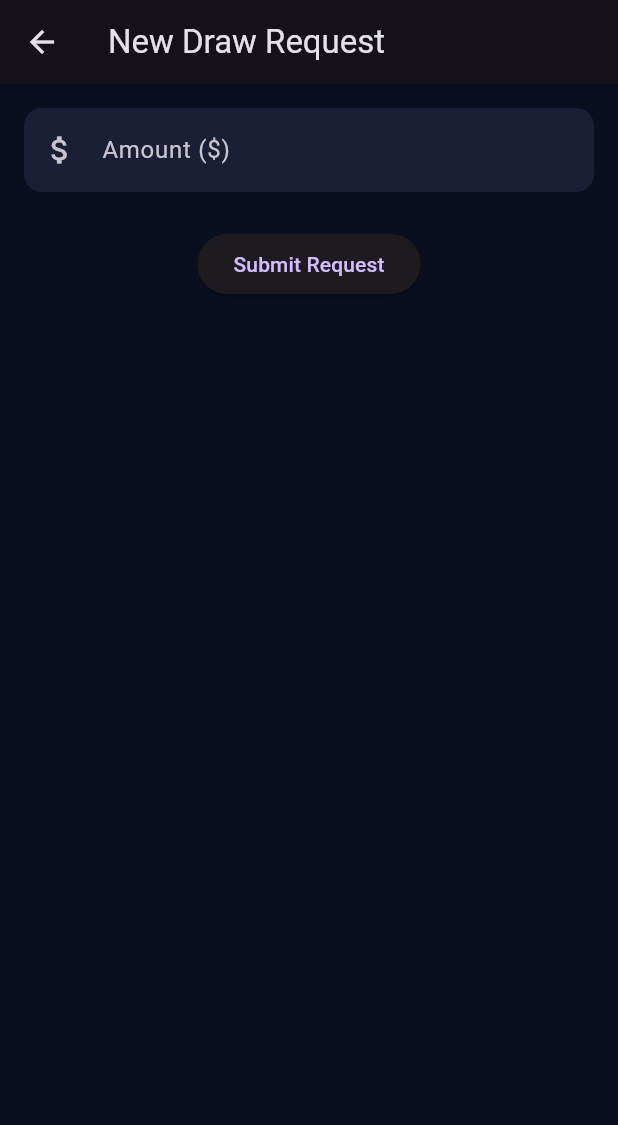
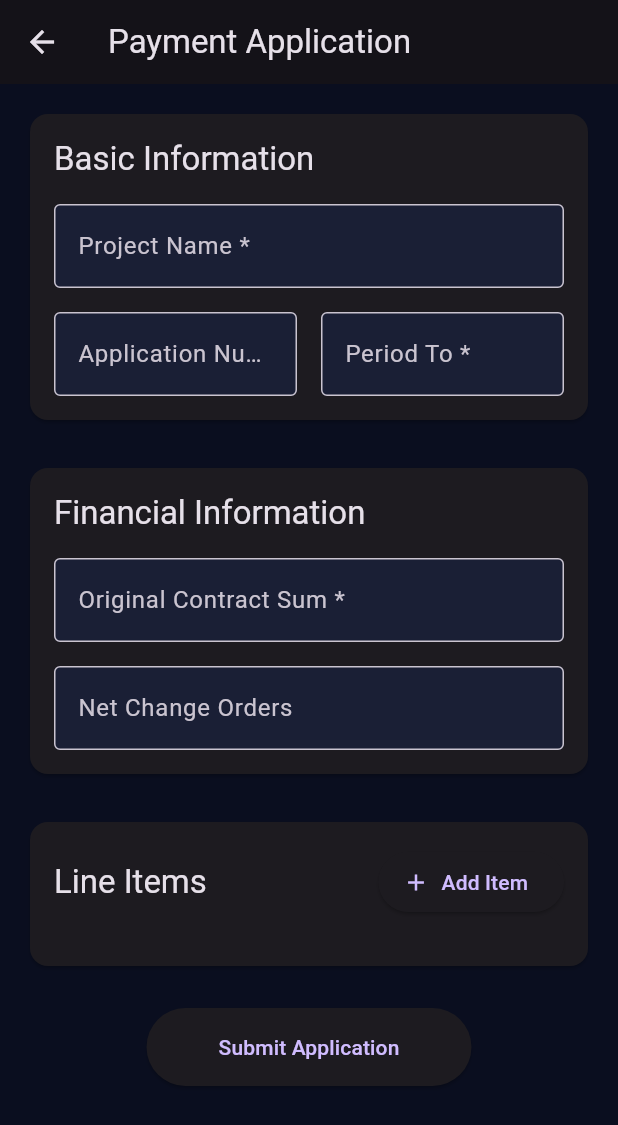
Before and after one commit to jthomaschappell/drawfi_flutter_project, a Flutter app: the ContractorScreen screen opened directly with empty values, after a tap on "New Draw Request", on a phone screen of 412 x 824 dp. Shown: the top 1125 px of the screen. Run offline on Flutter 3.47's test engine with Material 3 defaults, Android fonts, the phone set to English and light mode, and no system bars; our stand-ins replace flutter_dotenv, supabase_flutter; accounts and stored records are empty.

Commit message:
add new payment application form

```diff
--- a/lib/screens/contractor_screen.dart
+++ b/lib/screens/contractor_screen.dart
@@ -1,6 +1,6 @@
 import 'package:flutter/material.dart';
 import 'package:tester/services/auth_service.dart';
-import 'package:tester/screens/draw_request_screen.dart';
+import 'package:tester/screens/payment_application_form.dart';
 
 class ContractorScreen extends StatelessWidget {
   final Map<String, dynamic> userProfile;
@@ -151,7 +151,7 @@ class ContractorScreen extends StatelessWidget {
                 Navigator.push(
                   context,
                   MaterialPageRoute(
-                    builder: (context) => const DrawRequestScreen(),
+                    builder: (context) => const PaymentApplicationForm(),
                   ),
                 );
               },
--- a/lib/screens/draw_request_screen.dart
+++ /dev/null
@@ -1,77 +0,0 @@
-import 'package:flutter/material.dart';
-import 'package:supabase_flutter/supabase_flutter.dart';
-
-class DrawRequestScreen extends StatefulWidget {
-  const DrawRequestScreen({super.key});
-
-  @override
-  State<DrawRequestScreen> createState() => _DrawRequestScreenState();
-}
-
-class _DrawRequestScreenState extends State<DrawRequestScreen> {
-  final _amountController = TextEditingController();
-  final supabase = Supabase.instance.client;
-  bool _isSubmitting = false;
-
-  Future<void> _submitDrawRequest() async {
-    if (_amountController.text.isEmpty) return;
-    setState(() => _isSubmitting = true);
-    try {
-      final userId = supabase.auth.currentUser?.id;
-      await supabase.from('draw_request').insert({
-        'user_id': userId,
-        'amount_requested': double.parse(_amountController.text),
-        'status': 'pending'
-      });
-      if (mounted) {
-        ScaffoldMessenger.of(context).showSnackBar(
-          const SnackBar(content: Text('Draw request submitted')),
-        );
-        Navigator.pop(context);
-      }
-    } catch (e) {
-      if (mounted) {
-        ScaffoldMessenger.of(context).showSnackBar(
-          SnackBar(content: Text('Error: $e')),
-        );
-      }
-    } finally {
-      if (mounted) setState(() => _isSubmitting = false);
-    }
-  }
-
-  @override
-  Widget build(BuildContext context) {
-    return Scaffold(
-      appBar: AppBar(title: const Text('New Draw Request')),
-      body: Padding(
-        padding: const EdgeInsets.all(16.0),
-        child: Column(
-          children: [
-            TextField(
-              controller: _amountController,
-              decoration: const InputDecoration(
-                labelText: 'Amount (\$)',
-                prefixIcon: Icon(Icons.attach_money),
-              ),
-              keyboardType: TextInputType.number,
-            ),
-            const SizedBox(height: 24),
-            ElevatedButton(
-              onPressed: _isSubmitting ? null : _submitDrawRequest,
-              child: _isSubmitting
-                  ? const CircularProgressIndicator()
-                  : const Text('Submit Request'),
-            ),
-          ],
-        ),
-      ),
-    );
-  }
-
-  @override
-  void dispose() {
-    _amountController.dispose();
-    super.dispose();
-  }
-}
--- /dev/null
+++ b/lib/screens/payment_application_form.dart
@@ -0,0 +1,397 @@
+import 'package:flutter/material.dart';
+import 'package:flutter/services.dart';
+import 'package:supabase_flutter/supabase_flutter.dart';
+import 'package:intl/intl.dart';
+
+class PaymentApplicationForm extends StatefulWidget {
+  const PaymentApplicationForm({super.key});
+
+  @override
+  State<PaymentApplicationForm> createState() => _PaymentApplicationFormState();
+}
+
+class _PaymentApplicationFormState extends State<PaymentApplicationForm> {
+  final _formKey = GlobalKey<FormState>();
+  final _supabase = Supabase.instance.client;
+
+  // Form controllers
+  final _projectNameController = TextEditingController();
+  final _applicationNumberController = TextEditingController();
+  final _periodToController = TextEditingController();
+  final _architectProjectNumberController = TextEditingController();
+  final _contractDateController = TextEditingController();
+  final _invoiceNumberController = TextEditingController();
+  final _originalContractSumController = TextEditingController();
+  final _netChangeOrdersController = TextEditingController();
+  final _totalCompletedStoredController = TextEditingController();
+  final _retainageController = TextEditingController();
+  final _previousCertificatesController = TextEditingController();
+
+  // Line items
+  List<LineItem> lineItems = [];
+
+  @override
+  Widget build(BuildContext context) {
+    return Scaffold(
+      appBar: AppBar(
+        title: const Text('Payment Application'),
+      ),
+      body: SingleChildScrollView(
+        padding: const EdgeInsets.all(16.0),
+        child: Form(
+          key: _formKey,
+          child: Column(
+            crossAxisAlignment: CrossAxisAlignment.start,
+            children: [
+              _buildBasicInfo(),
+              const SizedBox(height: 24),
+              _buildFinancialInfo(),
+              const SizedBox(height: 24),
+              _buildLineItems(),
+              const SizedBox(height: 24),
+              _buildSubmitButton(),
+            ],
+          ),
+        ),
+      ),
+    );
+  }
+
+  Widget _buildBasicInfo() {
+    return Card(
+      child: Padding(
+        padding: const EdgeInsets.all(16.0),
+        child: Column(
+          crossAxisAlignment: CrossAxisAlignment.start,
+          children: [
+            Text('Basic Information', style: Theme.of(context).textTheme.titleLarge),
+            const SizedBox(height: 16),
+            TextFormField(
+              controller: _projectNameController,
+              decoration: const InputDecoration(
+                labelText: 'Project Name *',
+                border: OutlineInputBorder(),
+              ),
+              validator: (value) =>
+                  value?.isEmpty ?? true ? 'Required' : null,
+            ),
+            const SizedBox(height: 16),
+            Row(
+              children: [
+                Expanded(
+                  child: TextFormField(
+                    controller: _applicationNumberController,
+                    decoration: const InputDecoration(
+                      labelText: 'Application Number *',
+                      border: OutlineInputBorder(),
+                    ),
+                    validator: (value) =>
+                        value?.isEmpty ?? true ? 'Required' : null,
+                  ),
+                ),
+                const SizedBox(width: 16),
+                Expanded(
+                  child: TextFormField(
+                    controller: _periodToController,
+                    decoration: const InputDecoration(
+                      labelText: 'Period To *',
+                      border: OutlineInputBorder(),
+                    ),
+                    readOnly: true,
+                    onTap: () async {
+                      final date = await showDatePicker(
+                        context: context,
+                        initialDate: DateTime.now(),
+                        firstDate: DateTime(2000),
+                        lastDate: DateTime(2100),
+                      );
+                      if (date != null) {
+                        _periodToController.text = DateFormat('yyyy-MM-dd').format(date);
+                      }
+                    },
+                    validator: (value) =>
+                        value?.isEmpty ?? true ? 'Required' : null,
+                  ),
+                ),
+              ],
+            ),
+          ],
+        ),
+      ),
+    );
+  }
+
+  Widget _buildFinancialInfo() {
+    return Card(
+      child: Padding(
+        padding: const EdgeInsets.all(16.0),
+        child: Column(
+          crossAxisAlignment: CrossAxisAlignment.start,
+          children: [
+            Text('Financial Information', style: Theme.of(context).textTheme.titleLarge),
+            const SizedBox(height: 16),
+            TextFormField(
+              controller: _originalContractSumController,
+              decoration: const InputDecoration(
+                labelText: 'Original Contract Sum *',
+                prefixText: '\$',
+                border: OutlineInputBorder(),
+              ),
+              keyboardType: TextInputType.number,
+              inputFormatters: [
+                FilteringTextInputFormatter.digitsOnly,
+                CurrencyInputFormatter(),
+              ],
+              validator: (value) =>
+                  value?.isEmpty ?? true ? 'Required' : null,
+            ),
+            const SizedBox(height: 16),
+            TextFormField(
+              controller: _netChangeOrdersController,
+              decoration: const InputDecoration(
+                labelText: 'Net Change Orders',
+                prefixText: '\$',
+                border: OutlineInputBorder(),
+              ),
+              keyboardType: TextInputType.number,
+              inputFormatters: [
+                FilteringTextInputFormatter.digitsOnly,
+                CurrencyInputFormatter(),
+              ],
+            ),
+          ],
+        ),
+      ),
+    );
+  }
+
+  Widget _buildLineItems() {
+    return Card(
+      child: Padding(
+        padding: const EdgeInsets.all(16.0),
+        child: Column(
+          crossAxisAlignment: CrossAxisAlignment.start,
+          children: [
+            Row(
+              mainAxisAlignment: MainAxisAlignment.spaceBetween,
+              children: [
+                Text('Line Items', style: Theme.of(context).textTheme.titleLarge),
+                ElevatedButton.icon(
+                  onPressed: _addLineItem,
+                  icon: const Icon(Icons.add),
+                  label: const Text('Add Item'),
+                ),
+              ],
+            ),
+            const SizedBox(height: 16),
+            ListView.builder(
+              shrinkWrap: true,
+              physics: const NeverScrollableScrollPhysics(),
+              itemCount: lineItems.length,
+              itemBuilder: (context, index) {
+                return _buildLineItemCard(index);
+              },
+            ),
+          ],
+        ),
+      ),
+    );
+  }
+
+  Widget _buildLineItemCard(int index) {
+    final item = lineItems[index];
+    return Card(
+      margin: const EdgeInsets.only(bottom: 8),
+      child: Padding(
+        padding: const EdgeInsets.all(8.0),
+        child: Column(
+          children: [
+            Row(
+              children: [
+                Expanded(
+                  child: TextFormField(
+                    controller: item.descriptionController,
+                    decoration: const InputDecoration(
+                      labelText: 'Description',
+                      border: OutlineInputBorder(),
+                    ),
+                  ),
+                ),
+                IconButton(
+                  icon: const Icon(Icons.delete),
+                  onPressed: () => _removeLineItem(index),
+                ),
+              ],
+            ),
+            const SizedBox(height: 8),
+            Row(
+              children: [
+                Expanded(
+                  child: TextFormField(
+                    controller: item.scheduledValueController,
+                    decoration: const InputDecoration(
+                      labelText: 'Scheduled Value',
+                      prefixText: '\$',
+                      border: OutlineInputBorder(),
+                    ),
+                    keyboardType: TextInputType.number,
+                    inputFormatters: [
+                      FilteringTextInputFormatter.digitsOnly,
+                      CurrencyInputFormatter(),
+                    ],
+                  ),
+                ),
+                const SizedBox(width: 8),
+                Expanded(
+                  child: TextFormField(
+                    controller: item.workCompletedController,
+                    decoration: const InputDecoration(
+                      labelText: 'Work Completed',
+                      prefixText: '\$',
+                      border: OutlineInputBorder(),
+                    ),
+                    keyboardType: TextInputType.number,
+                    inputFormatters: [
+                      FilteringTextInputFormatter.digitsOnly,
+                      CurrencyInputFormatter(),
+                    ],
+                  ),
+                ),
+              ],
+            ),
+          ],
+        ),
+      ),
+    );
+  }
+
+  Widget _buildSubmitButton() {
+    return Center(
+      child: ElevatedButton(
+        onPressed: _submitForm,
+        style: ElevatedButton.styleFrom(
+          padding: const EdgeInsets.symmetric(horizontal: 48, vertical: 16),
+        ),
+        child: const Text('Submit Application'),
+      ),
+    );
+  }
+
+  void _addLineItem() {
+    setState(() {
+      lineItems.add(LineItem());
+    });
+  }
+
+  void _removeLineItem(int index) {
+    setState(() {
+      lineItems.removeAt(index);
+    });
+  }
+
+  Future<void> _submitForm() async {
+    if (!(_formKey.currentState?.validate() ?? false)) return;
+
+    try {
+      // Insert main application
+      final applicationResponse = await _supabase
+          .from('payment_applications')
+          .insert({
+            'project_name': _projectNameController.text,
+            'application_number': _applicationNumberController.text,
+            'period_to': _periodToController.text,
+            'architect_project_number': _architectProjectNumberController.text,
+            'contract_date': _contractDateController.text,
+            'invoice_number': _invoiceNumberController.text,
+            'original_contract_sum': _parseCurrency(_originalContractSumController.text),
+            'net_change_orders': _parseCurrency(_netChangeOrdersController.text),
+            'total_completed_stored': _parseCurrency(_totalCompletedStoredController.text),
+            'retainage': _parseCurrency(_retainageController.text),
+            'previous_certificates': _parseCurrency(_previousCertificatesController.text),
+            'status': 'draft',
+            'user_id': _supabase.auth.currentUser!.id,
+          })
+          .select()
+          .single();
+
+      // Insert line items
+      for (var item in lineItems) {
+        await _supabase.from('payment_line_items').insert({
+          'payment_application_id': applicationResponse['id'],
+          'item_number': item.itemNumber,
+          'description': item.descriptionController.text,
+          'scheduled_value': _parseCurrency(item.scheduledValueController.text),
+          'work_completed_current': _parseCurrency(item.workCompletedController.text),
+        });
+      }
+
+      if (mounted) {
+        ScaffoldMessenger.of(context).showSnackBar(
+          const SnackBar(content: Text('Application submitted successfully')),
+        );
+        // Navigate back or clear form
+      }
+    } catch (e) {
+      ScaffoldMessenger.of(context).showSnackBar(
+        SnackBar(content: Text('Error submitting application: $e')),
+      );
+    }
+  }
+
+  double _parseCurrency(String value) {
+    if (value.isEmpty) return 0;
+    return double.parse(value.replaceAll(RegExp(r'[^\d.]'), ''));
+  }
+
+  @override
+  void dispose() {
+    _projectNameController.dispose();
+    _applicationNumberController.dispose();
+    _periodToController.dispose();
+    _architectProjectNumberController.dispose();
+    _contractDateController.dispose();
+    _invoiceNumberController.dispose();
+    _originalContractSumController.dispose();
+    _netChangeOrdersController.dispose();
+    _totalCompletedStoredController.dispose();
+    _retainageController.dispose();
+    _previousCertificatesController.dispose();
+    for (var item in lineItems) {
+      item.dispose();
+    }
+    super.dispose();
+  }
+}
+
+class LineItem {
+  final String itemNumber = DateTime.now().millisecondsSinceEpoch.toString();
+  final descriptionController = TextEditingController();
+  final scheduledValueController = TextEditingController();
+  final workCompletedController = TextEditingController();
+
+  void dispose() {
+    descriptionController.dispose();
+    scheduledValueController.dispose();
+    workCompletedController.dispose();
+  }
+}
+
+class CurrencyInputFormatter extends TextInputFormatter {
+  @override
+  TextEditingValue formatEditUpdate(
+    TextEditingValue oldValue,
+    TextEditingValue newValue,
+  ) {
+    if (newValue.text.isEmpty) {
+      return newValue;
+    }
+
+    final number = int.parse(newValue.text);
+    final formatted = NumberFormat("#,##0.00", "en_US").format(number / 100);
+
+    return TextEditingValue(
+      text: formatted,
+      selection: TextSelection.collapsed(offset: formatted.length),
+    );
+  }
+}
--- a/pubspec.yaml
+++ b/pubspec.yaml
@@ -39,6 +39,7 @@ dependencies:
   flutter_dotenv: ^5.2.1
   uuid: ^4.5.1
   provider: ^6.1.2
+  intl: ^0.19.0
 
 dev_dependencies:
   flutter_test:
```
Also changed, not shown: pubspec.lock.
